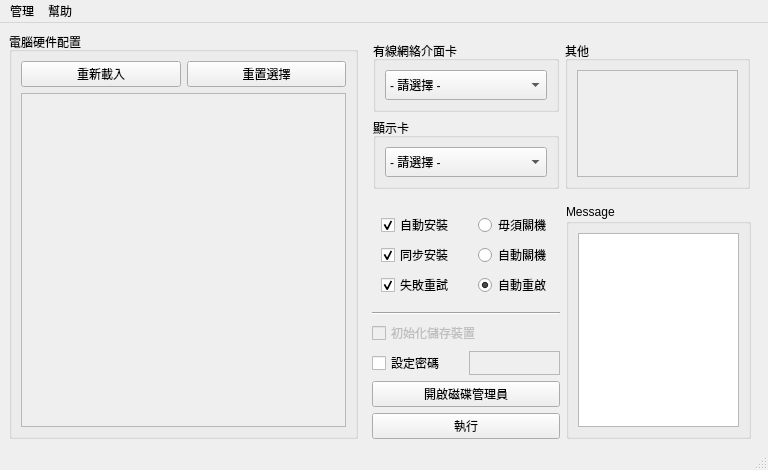
SuperDumbTM/driver-box, file src/ui/main.ui: the form before one commit.
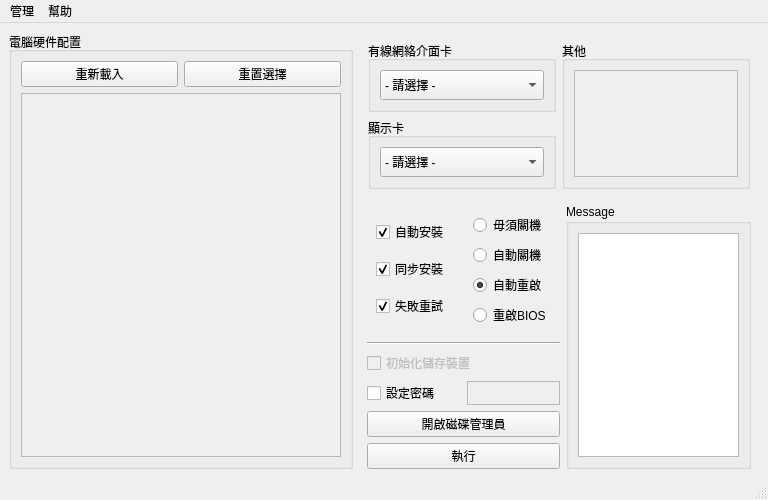
The form after the commit.

The edit to the form file:
```diff
--- a/src/ui/main.ui
+++ b/src/ui/main.ui
@@ -119,8 +119,8 @@
                <rect>
                 <x>0</x>
                 <y>0</y>
-                <width>325</width>
-                <height>326</height>
+                <width>313</width>
+                <height>328</height>
                </rect>
               </property>
               <layout class="QVBoxLayout" name="verticalLayout_12">
@@ -319,7 +319,7 @@
                     <rect>
                      <x>0</x>
                      <y>0</y>
-                     <width>159</width>
+                     <width>165</width>
                      <height>101</height>
                     </rect>
                    </property>
@@ -469,6 +469,16 @@
                    </property>
                   </widget>
                  </item>
+                 <item>
+                  <widget class="QRadioButton" name="at_bios_rb">
+                   <property name="statusTip">
+                    <string>成功安裝所有軀動後自動重新開機並進入BIOS。</string>
+                   </property>
+                   <property name="text">
+                    <string>重啟BIOS</string>
+                   </property>
+                  </widget>
+                 </item>
                 </layout>
                </widget>
               </item>
```
Left out of the diff: 2 changed lines with no effect on the pictures.
